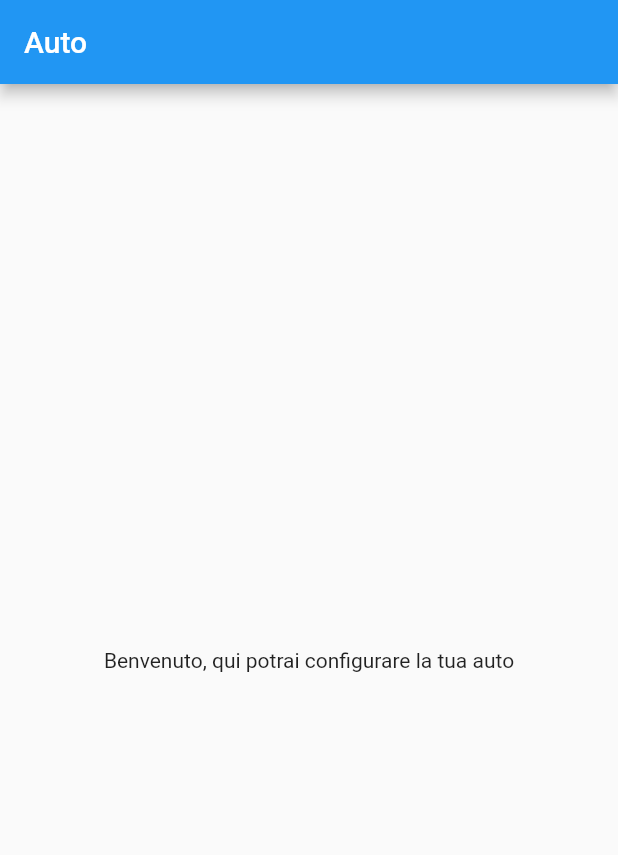
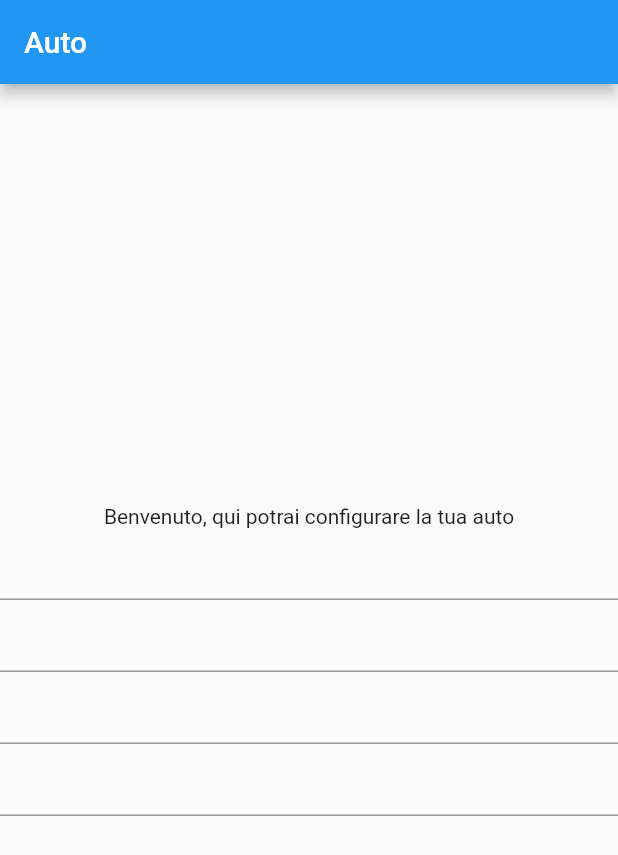
Before and after one commit to giulioceresetti/auto_controller_flutter, a Flutter app: the screen it shows after launch, on a phone screen of 412 x 824 dp. Shown: the top 855 px of the screen. Run offline on Flutter 3.47's test engine with Material 2 defaults, Android fonts, the phone set to English and light mode, and no system bars.

Commit message:
input add

```diff
--- a/lib/screen/register_auto_screen.dart
+++ b/lib/screen/register_auto_screen.dart
@@ -9,20 +9,34 @@ class RegisterAutoScreen extends StatefulWidget {
 
 
 class _RegisterAutoScreenState extends State<RegisterAutoScreen>{
+
+  TextEditingController modelName = TextEditingController();
+  TextEditingController carName= TextEditingController();
+  TextEditingController fuel= TextEditingController();
+  TextEditingController immatricolazione= TextEditingController();
+
   @override
   Widget build(BuildContext context) {
     return Scaffold(
       appBar: AppBar(title: Text("Auto"),),
       body: Center(
-        child: Column(
-            mainAxisAlignment: MainAxisAlignment.center,
-            children: <Widget>[
-              Text("Benvenuto, qui potrai configurare la tua auto"),
+child: Column(
+    mainAxisAlignment: MainAxisAlignment.center,
+    children: <Widget>[
+      Text("Benvenuto, qui potrai configurare la tua auto"),
+      TextField(
+        controller:modelName,textAlign: TextAlign.center,
+      ),            TextField(
+          controller:carName,textAlign: TextAlign.center
+      ),            TextField(
+          controller:fuel,textAlign: TextAlign.center
+      ),            TextField(
+          controller:immatricolazione,textAlign: TextAlign.center
+      ),
+    ]
+),
+      ));
 
-            ]
-        )
-      )
-    );
   }
 
 }
```
Also changed, not shown: pubspec.lock.
